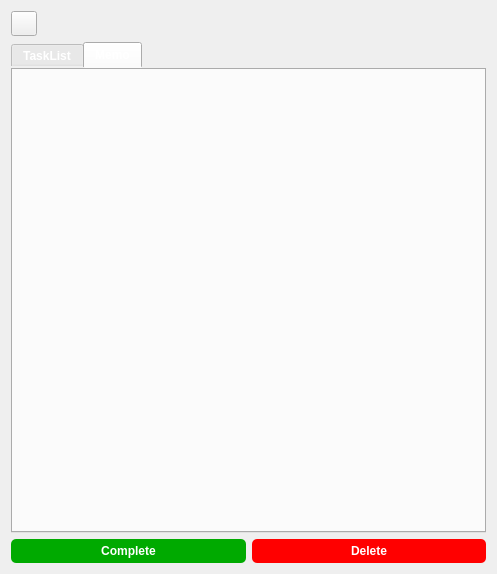
Qt form todo_app.ui (dplouisqb/To-do-PY) before a commit.
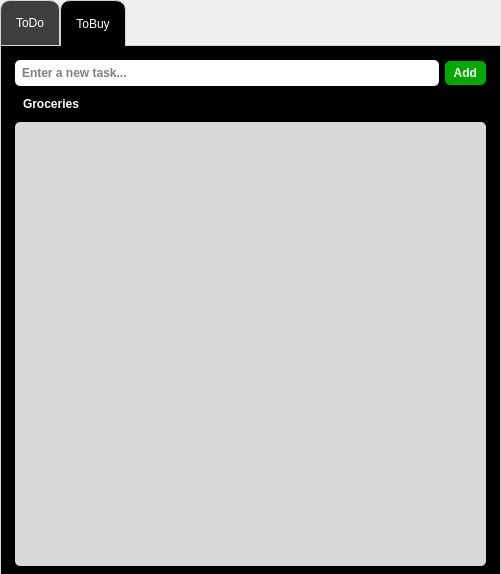
The same form after that commit. The open tabs and pages were chosen to show the change. Icons and pictures are not drawn.

Commit message: UI更新 新增購物清單

Patch:
```diff
--- a/todo_app.ui
+++ b/todo_app.ui
@@ -6,7 +6,7 @@
    <rect>
     <x>0</x>
     <y>0</y>
-    <width>497</width>
+    <width>501</width>
     <height>574</height>
    </rect>
   </property>
@@ -16,69 +16,52 @@
   <property name="styleSheet">
    <string notr="true"/>
   </property>
-  <layout class="QGridLayout" name="gridLayout">
-   <item row="2" column="0">
-    <layout class="QHBoxLayout" name="horizontalLayout_2">
-     <item>
-      <widget class="QPushButton" name="markCompleteButton">
-       <property name="styleSheet">
-        <string notr="true">QPushButton{
-	background-color: rgb(0, 170, 0); color: white; font-weight: bold; border-radius: 5px; padding: 5px; 
-}
-QPushButton:hover{
-	background-color: rgb(0, 85, 0);color: white; font-weight: bold; border-radius: 5px; padding: 5px; 
-}</string>
-       </property>
-       <property name="text">
-        <string>Complete</string>
-       </property>
-      </widget>
-     </item>
-     <item>
-      <widget class="QPushButton" name="deleteButton">
-       <property name="autoFillBackground">
-        <bool>false</bool>
-       </property>
-       <property name="styleSheet">
-        <string notr="true">QPushButton{
-	background-color:rgb(255, 0, 0); color: white; font-weight: bold; border-radius: 5px; padding: 5px; 
-}
-QPushButton:hover{
-	background-color: rgb(170, 0, 0);color: white; font-weight: bold; border-radius: 5px; padding: 5px; 
-}</string>
-       </property>
-       <property name="text">
-        <string>Delete</string>
-       </property>
-      </widget>
-     </item>
-    </layout>
-   </item>
-   <item row="1" column="0">
-    <layout class="QHBoxLayout" name="horizontalLayout">
-     <item>
       <widget class="QTabWidget" name="tabWidget">
+   <property name="geometry">
+    <rect>
+     <x>0</x>
+     <y>0</y>
+     <width>501</width>
+     <height>581</height>
+    </rect>
+   </property>
        <property name="styleSheet">
-        <string notr="true">color: white; font-weight: bold; border-radius: 5px; padding: 5px;</string>
+    <string notr="true">QTabWidget:pane {
+  border: 1px solid lightgray;
+  top:-1px; 
+  background: black;
+  padding: 5px;
+} 
+
+QTabBar:tab {
+  background: rgb(62, 62, 62); 
+  border: 1px solid lightgray; 
+  padding: 15px;
+  color: white;
+  border-top-left-radius: 10px;
+  border-top-right-radius: 10px;
+} 
+
+QTabBar::tab:selected { 
+  background: black;
+  border-bottom: 1px;
+  border-top-left-radius: 10px;
+  border-top-right-radius: 10px;
+}</string>
        </property>
        <property name="currentIndex">
-        <number>0</number>
+    <number>1</number>
        </property>
        <widget class="QWidget" name="tab_5">
         <attribute name="title">
-         <string>TaskList</string>
-        </attribute>
-        <widget class="QWidget" name="">
-         <property name="geometry">
-          <rect>
-           <x>1</x>
-           <y>1</y>
-           <width>461</width>
-           <height>28</height>
-          </rect>
-         </property>
-         <layout class="QHBoxLayout" name="horizontalLayout_3">
+     <string>ToDo</string>
+    </attribute>
+    <layout class="QHBoxLayout" name="horizontalLayout">
           <item>
+      <layout class="QGridLayout" name="gridLayout_2">
+       <item row="0" column="0">
+        <layout class="QGridLayout" name="gridLayout_3">
+         <item row="0" column="0">
            <widget class="QLineEdit" name="taskInput">
             <property name="enabled">
              <bool>true</bool>
@@ -89,6 +72,9 @@
               <verstretch>0</verstretch>
              </sizepolicy>
             </property>
+           <property name="focusPolicy">
+            <enum>Qt::StrongFocus</enum>
+           </property>
             <property name="styleSheet">
              <string notr="true">background-color: white; color: black; font-weight: bold; border-radius: 5px; padding: 5px;</string>
             </property>
@@ -97,7 +83,7 @@
             </property>
            </widget>
           </item>
-          <item>
+         <item row="0" column="1">
            <widget class="QPushButton" name="addButton">
             <property name="sizePolicy">
              <sizepolicy hsizetype="Fixed" vsizetype="Fixed">
@@ -111,6 +97,9 @@
               <height>22</height>
              </size>
             </property>
+           <property name="focusPolicy">
+            <enum>Qt::StrongFocus</enum>
+           </property>
             <property name="styleSheet">
              <string notr="true">QPushButton{
 	background-color: rgb(0, 170, 0); color: white; font-weight: bold; border-radius: 5px; padding: 5px; 
@@ -125,28 +114,18 @@
            </widget>
           </item>
          </layout>
-        </widget>
-        <widget class="QWidget" name="">
-         <property name="geometry">
-          <rect>
-           <x>2</x>
-           <y>36</y>
-           <width>461</width>
-           <height>421</height>
-          </rect>
-         </property>
-         <layout class="QVBoxLayout" name="verticalLayout">
-          <item>
+       </item>
+       <item row="1" column="0">
            <widget class="QLabel" name="label">
             <property name="styleSheet">
              <string notr="true">color: white; font-weight: bold; border-radius: 5px; padding: 5px;</string>
             </property>
             <property name="text">
-             <string>To do</string>
+          <string>Task</string>
             </property>
            </widget>
           </item>
-          <item>
+       <item row="2" column="0">
            <widget class="QListWidget" name="taskList">
             <property name="cursor" stdset="0">
              <cursorShape>ArrowCursor</cursorShape>
@@ -193,7 +172,7 @@
             </property>
            </widget>
           </item>
-          <item>
+       <item row="3" column="0">
            <widget class="QLabel" name="label_3">
             <property name="styleSheet">
              <string notr="true">color: white; font-weight: bold; border-radius: 5px; padding: 5px;</string>
@@ -203,7 +182,7 @@
             </property>
            </widget>
           </item>
-          <item>
+       <item row="4" column="0">
            <widget class="QListWidget" name="completedList">
             <property name="mouseTracking">
              <bool>false</bool>
@@ -223,52 +202,133 @@
             </property>
            </widget>
           </item>
-         </layout>
-        </widget>
+       <item row="5" column="0">
+        <layout class="QHBoxLayout" name="horizontalLayout_2">
+         <item>
+          <widget class="QPushButton" name="markCompleteButton">
+           <property name="styleSheet">
+            <string notr="true">QPushButton{
+	background-color: rgb(0, 170, 0); color: white; font-weight: bold; border-radius: 5px; padding: 5px; 
+}
+QPushButton:hover{
+	background-color: rgb(0, 85, 0);color: white; font-weight: bold; border-radius: 5px; padding: 5px; 
+}</string>
+           </property>
+           <property name="text">
+            <string>Complete</string>
+           </property>
+          </widget>
+         </item>
+         <item>
+          <widget class="QPushButton" name="deleteButton">
+           <property name="autoFillBackground">
+            <bool>false</bool>
+           </property>
+           <property name="styleSheet">
+            <string notr="true">QPushButton{
+	background-color:rgb(255, 0, 0); color: white; font-weight: bold; border-radius: 5px; padding: 5px; 
+}
+QPushButton:hover{
+	background-color: rgb(170, 0, 0);color: white; font-weight: bold; border-radius: 5px; padding: 5px; 
+}</string>
+           </property>
+           <property name="text">
+            <string>Delete</string>
+           </property>
+          </widget>
+         </item>
+        </layout>
+       </item>
+      </layout>
+     </item>
+    </layout>
        </widget>
        <widget class="QWidget" name="tab_6">
         <attribute name="title">
-         <string>Memo</string>
-        </attribute>
+     <string>ToBuy</string>
+    </attribute>
+    <layout class="QHBoxLayout" name="horizontalLayout_5">
+     <item>
+      <layout class="QVBoxLayout" name="verticalLayout_2">
+       <item>
+        <layout class="QHBoxLayout" name="horizontalLayout_4">
+         <item>
+          <widget class="QLineEdit" name="grocInput">
+           <property name="enabled">
+            <bool>true</bool>
+           </property>
+           <property name="sizePolicy">
+            <sizepolicy hsizetype="Minimum" vsizetype="Fixed">
+             <horstretch>0</horstretch>
+             <verstretch>0</verstretch>
+            </sizepolicy>
+           </property>
+           <property name="focusPolicy">
+            <enum>Qt::StrongFocus</enum>
+           </property>
+           <property name="styleSheet">
+            <string notr="true">background-color: white; color: black; font-weight: bold; border-radius: 5px; padding: 5px;</string>
+           </property>
+           <property name="placeholderText">
+            <string>Enter a new task...</string>
+           </property>
+          </widget>
+         </item>
+         <item>
+          <widget class="QPushButton" name="grocButton">
+           <property name="sizePolicy">
+            <sizepolicy hsizetype="Fixed" vsizetype="Fixed">
+             <horstretch>0</horstretch>
+             <verstretch>0</verstretch>
+            </sizepolicy>
+           </property>
+           <property name="minimumSize">
+            <size>
+             <width>41</width>
+             <height>22</height>
+            </size>
+           </property>
+           <property name="focusPolicy">
+            <enum>Qt::StrongFocus</enum>
+           </property>
+           <property name="styleSheet">
+            <string notr="true">QPushButton{
+	background-color: rgb(0, 170, 0); color: white; font-weight: bold; border-radius: 5px; padding: 5px; 
+}
+QPushButton:hover{
+	background-color: rgb(0, 85, 0);color: white; font-weight: bold; border-radius: 5px; padding: 5px; 
+}</string>
+           </property>
+           <property name="text">
+            <string> Add </string>
+           </property>
+          </widget>
+         </item>
+        </layout>
+       </item>
+       <item>
         <widget class="QLabel" name="label_2">
-         <property name="geometry">
-          <rect>
-           <x>90</x>
-           <y>30</y>
-           <width>68</width>
-           <height>16</height>
-          </rect>
+         <property name="styleSheet">
+          <string notr="true">color: white; font-weight: bold; border-radius: 5px; padding: 5px;</string>
          </property>
-         <property name="layoutDirection">
-          <enum>Qt::LeftToRight</enum>
-         </property>
          <property name="text">
-          <string/>
+          <string>Groceries</string>
          </property>
         </widget>
-       </widget>
-      </widget>
-     </item>
-    </layout>
-   </item>
-   <item row="0" column="0">
-    <widget class="QToolButton" name="settingButton">
-     <property name="text">
-      <string/>
-     </property>
-     <property name="icon">
-      <iconset>
-       <normaloff>../../../Users/louis/Downloads/settings-glyph-black-icon-png_292947.jpg</normaloff>../../../Users/louis/Downloads/settings-glyph-black-icon-png_292947.jpg</iconset>
-     </property>
-     <property name="iconSize">
-      <size>
-       <width>18</width>
-       <height>18</height>
-      </size>
-     </property>
+       </item>
+       <item>
+        <widget class="QListWidget" name="grocList">
+         <property name="styleSheet">
+          <string notr="true">background-color: rgb(216, 216, 216); color: black; font-weight: bold; border-radius: 5px; padding: 5px; 
+</string>
+         </property>
     </widget>
    </item>
   </layout>
+     </item>
+    </layout>
+   </widget>
+  </widget>
  </widget>
  <resources/>
  <connections/>
```
Lines whose indentation alone changed are shown as unchanged. The commit also changes 1 other file.
